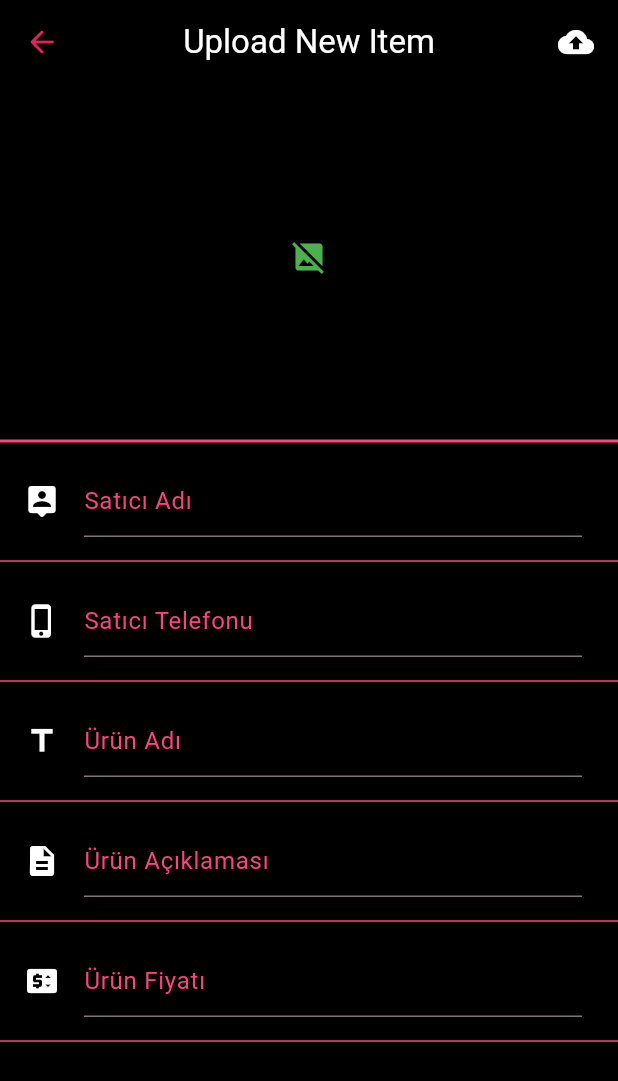
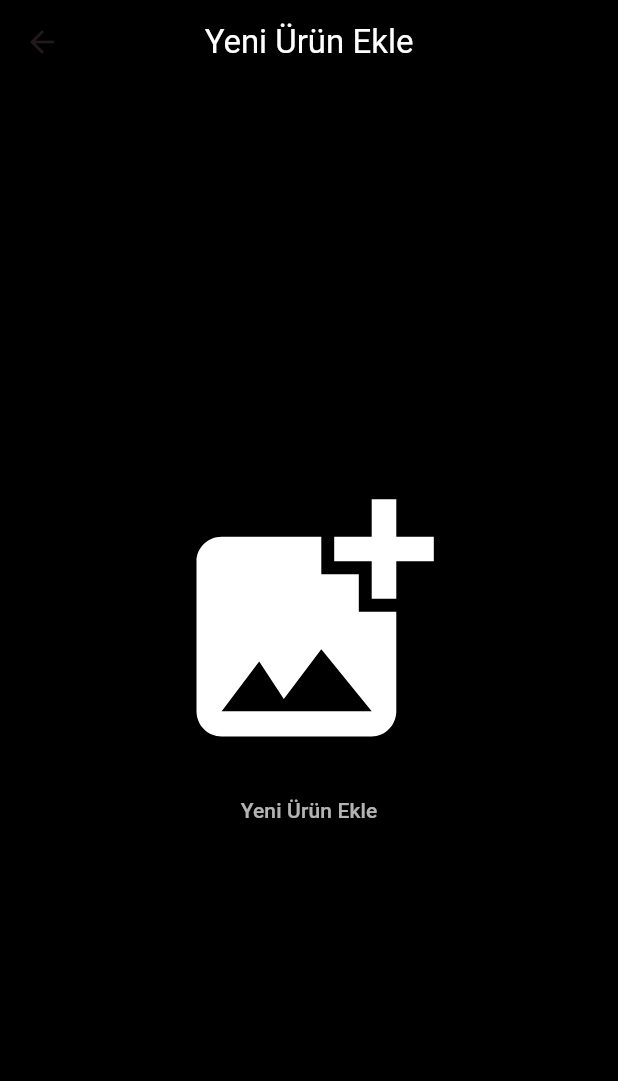
Before and after one commit to beyzacebiturk/virtual_shopping_app, a Flutter app: the ItemsUploadScreen screen opened directly, on a phone screen of 412 x 824 dp. Shown: the top 1081 px of the screen. Run offline on Flutter 3.47's test engine with Material 2 defaults, Android fonts, the light colour scheme and no system bars.

Commit message:
default screen

```diff
--- a/lib/items_upload_screen.dart
+++ b/lib/items_upload_screen.dart
@@ -224,13 +224,57 @@ class _ItemsUploadScreenState extends State<ItemsUploadScreen>
   }
 
   //default screen
+  Widget defaultScreen()
+  {
+    return Scaffold(
+      backgroundColor: Colors.black,
+      appBar: AppBar(
+        backgroundColor: Colors.black12,
+        title: const Text(
+          "Yeni Ürün Ekle",
+          style: TextStyle(
+            color: Colors.white,
+          ),
+        ),
+        centerTitle: true,
+      ),
+      body: Center(
+        child: Column(
+          mainAxisAlignment: MainAxisAlignment.center,
+          children: [
+            const Icon(
+              Icons.add_photo_alternate,
+              color: Colors.white,
+              size: 200,
+            ),
+            ElevatedButton(
+              onPressed: ()
+                  {
+
+                  },
+              style: ElevatedButton.styleFrom(
+                backgroundColor: Colors.black54,
+              ),
+              child: const Text(
+                "Yeni Ürün Ekle",
+                style: TextStyle(
+                  color: Colors.white70,
+                ),
+              ),
+            ),
+          ],
+        ),
+      ),
+    );
+
+  }
 
 
 
   @override
   Widget build(BuildContext context)
   {
-    return uploadFormScreen();
+    return defaultScreen();
   }
 
 }
```
